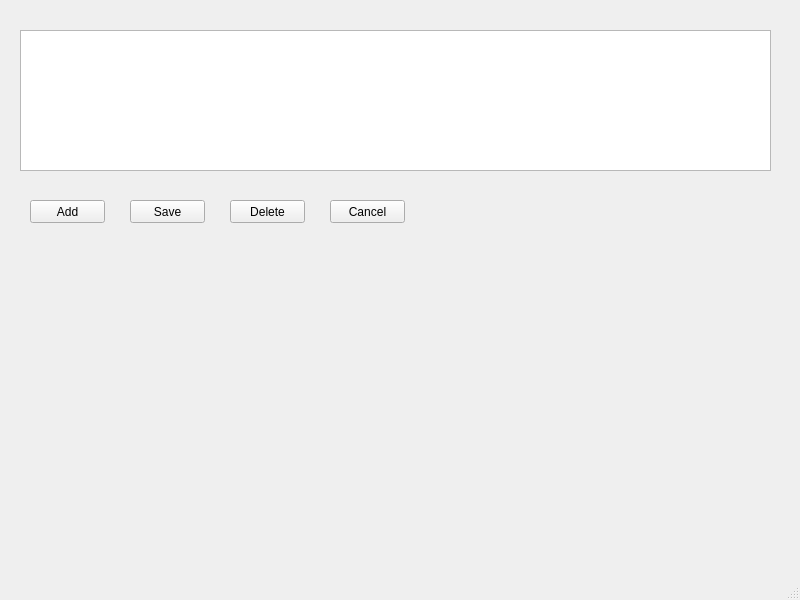
Before: the Qt Designer form gui.ui in annakrih/T113VLN1-3, drawn with Qt 5.
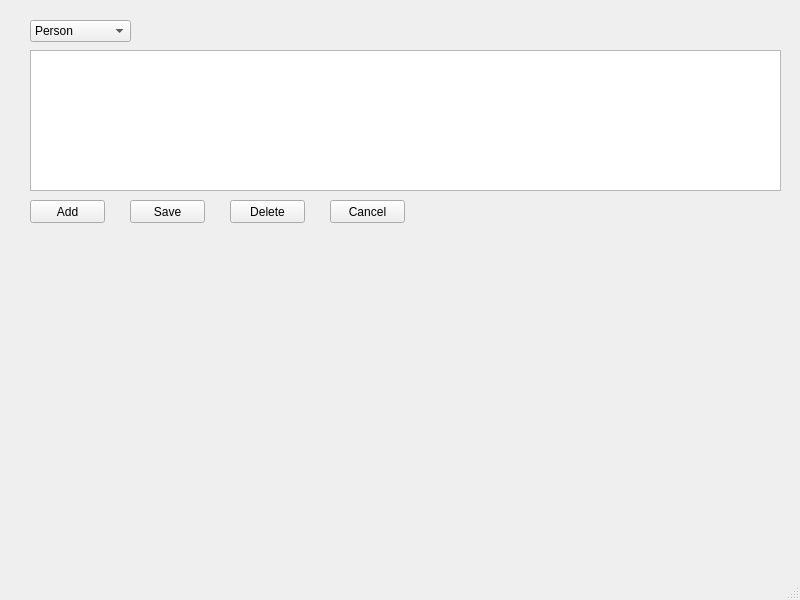
After: the same form once the commit is applied.

Commit message: added dropDown menu for table choice

The edit to the form file:
```diff
--- a/gui.ui
+++ b/gui.ui
@@ -17,8 +17,8 @@
    <widget class="QTableView" name="tableView">
     <property name="geometry">
      <rect>
-      <x>20</x>
-      <y>30</y>
+      <x>30</x>
+      <y>50</y>
       <width>751</width>
       <height>141</height>
      </rect>
@@ -88,6 +88,26 @@
      <string>Cancel</string>
     </property>
    </widget>
+   <widget class="QComboBox" name="comboBox">
+    <property name="geometry">
+     <rect>
+      <x>30</x>
+      <y>20</y>
+      <width>101</width>
+      <height>22</height>
+     </rect>
+    </property>
+    <item>
+     <property name="text">
+      <string>Person</string>
+     </property>
+    </item>
+    <item>
+     <property name="text">
+      <string>Computer</string>
+     </property>
+    </item>
+   </widget>
   </widget>
   <widget class="QMenuBar" name="menubar">
    <property name="geometry">
```
The commit also changes 2 other files.
